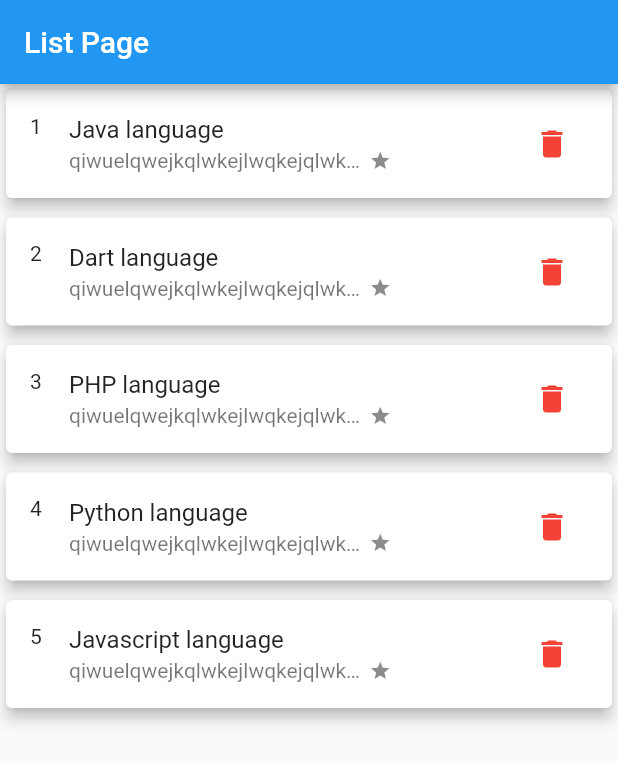
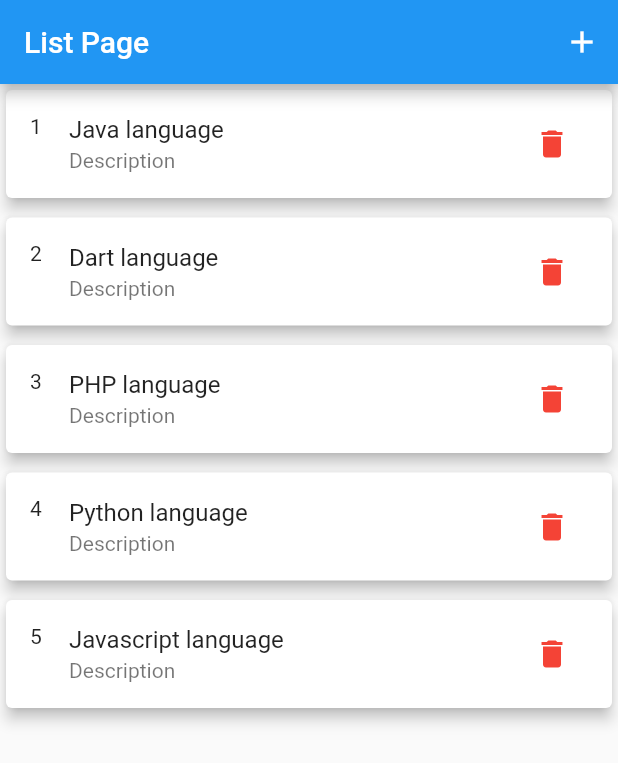
Before and after one commit to phamtanphat/flutter_to_do_list15092021, a Flutter app: the screen it shows after launch, on a phone screen of 412 x 824 dp. Shown: the top 763 px of the screen. Run offline on Flutter 3.47's test engine with Material 2 defaults, Android fonts, the phone set to English and light mode, and no system bars.

Commit message:
tao man hinh

```diff
--- a/lib/list_page.dart
+++ b/lib/list_page.dart
@@ -21,6 +21,11 @@ class _ListPageState extends State<ListPage> {
     return Scaffold(
       appBar: AppBar(
         title: Text("List Page"),
+        actions: [
+          IconButton(onPressed: (){
+
+          }, icon: Icon(Icons.add))
+        ],
       ),
       body: Container(
         constraints: BoxConstraints.expand(),
@@ -34,7 +39,7 @@ class _ListPageState extends State<ListPage> {
                 elevation: 4,
                 child: ListTile(
                   title: Text(listLanguage[index] + " language"),
-                  leading: Text((index + 1).toString()),
+                  leading: Text((index + 1).toString() , textAlign: TextAlign.center,),
                   trailing: IconButton(
                     icon: Icon(
                       Icons.delete,
@@ -42,18 +47,7 @@ class _ListPageState extends State<ListPage> {
                     ),
                     onPressed: () {},
                   ),
-                  subtitle: Row(
-                    children: [
-                      ConstrainedBox(
-                          constraints: BoxConstraints(maxWidth: 200),
-                          child: Text(
-                            "qiwuelqwejkqlwkejlwqkejqlwkejqwlkejqwlekjqwlekqwjelqwkjelqwjeqwlejqwlekqwjelqwkjeqwlkj",
-                            maxLines: 1,
-                            overflow: TextOverflow.ellipsis,
-                          )),
-                      Icon(Icons.star, size: 15)
-                    ],
-                  ),
+                  subtitle: Text("Description"),
                   minLeadingWidth: 10,
                 ),
               );
```
Also changed, not shown: lib/add_note_page.dart (added, +18 -0 lines), lib/edit_note_page.dart (added, +18 -0 lines).
